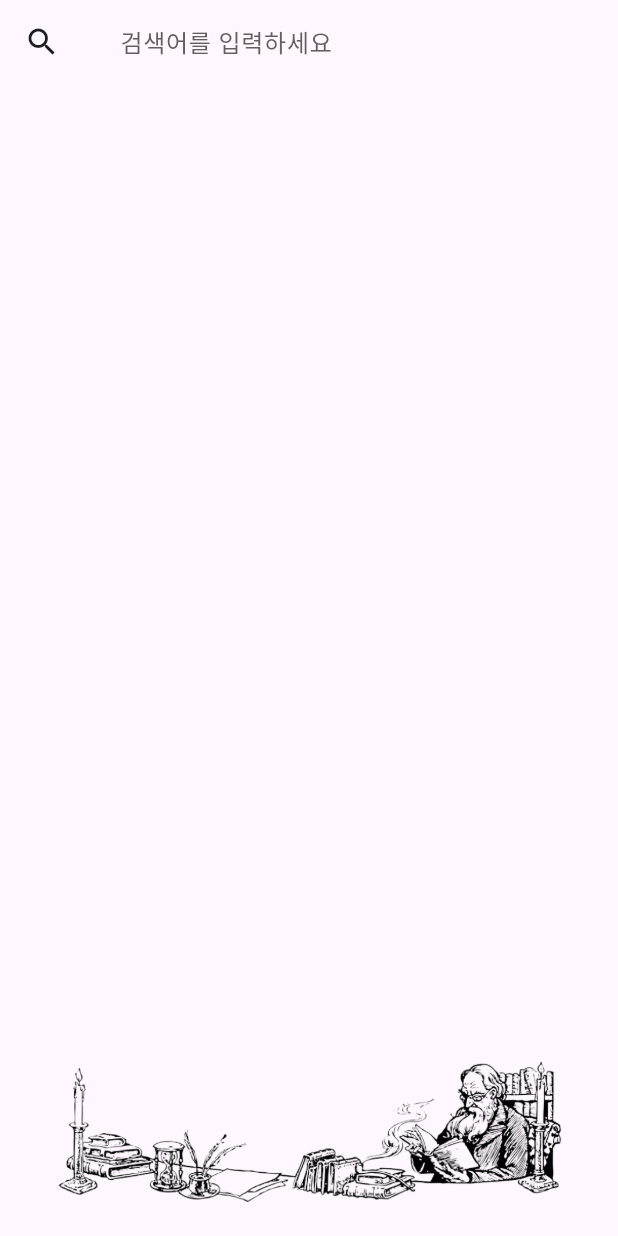
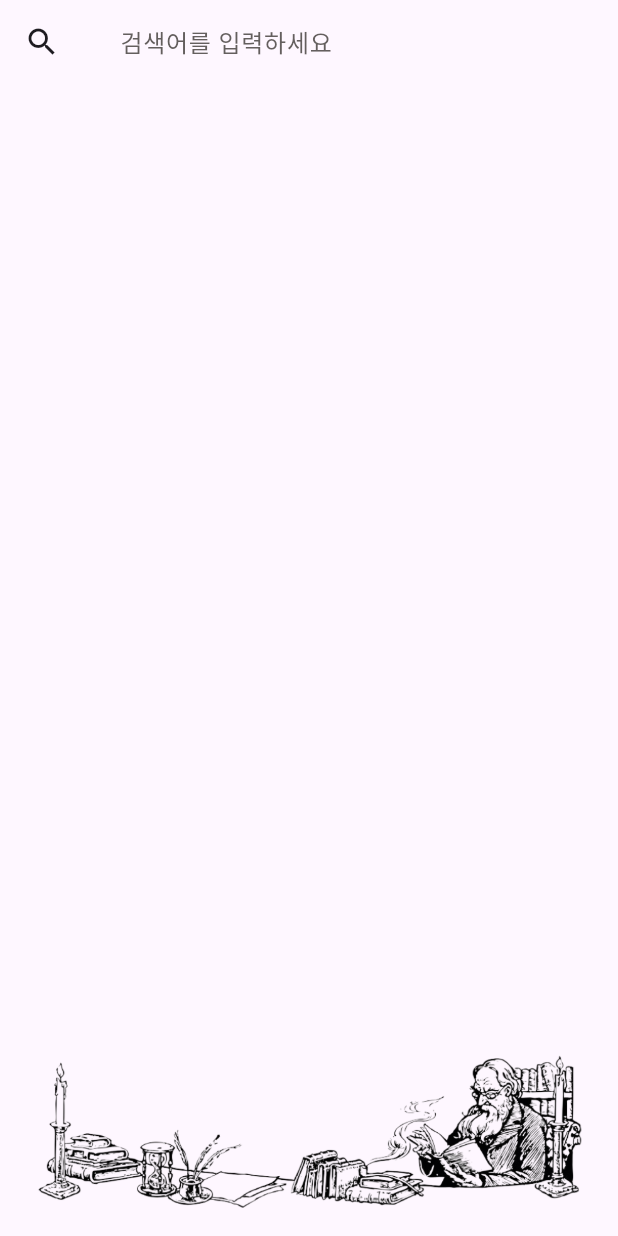
Before and after one commit to Writing-Flow/Flutter, a Flutter app: the DictionarySearch screen opened directly, on a phone screen of 412 x 824 dp. Run offline on Flutter 3.47's test engine with Material 3 defaults, Android fonts, the phone set to English and light mode, and no system bars; our stand-ins replace flutter_native_splash, get, sqflite; accounts and stored records are empty; network calls fail; statements that could not run were skipped.

Commit message:
Design : Fix wrong padding value in dictionary search

```diff
--- a/lib/src/screens/home/dictionary/dictionary_search.dart
+++ b/lib/src/screens/home/dictionary/dictionary_search.dart
@@ -77,7 +77,7 @@ class _DictionarySearchState extends State<DictionarySearch> {
                     mainAxisAlignment: MainAxisAlignment.end,
                     children: [
                       Padding(
-                        padding: const EdgeInsets.symmetric(horizontal: 20),
+                        padding: const EdgeInsets.symmetric(horizontal: 5),
                         child: Image.asset(
                           "asset/images/dictionary/dictionary_intro.png",
                           height: 140,
```
